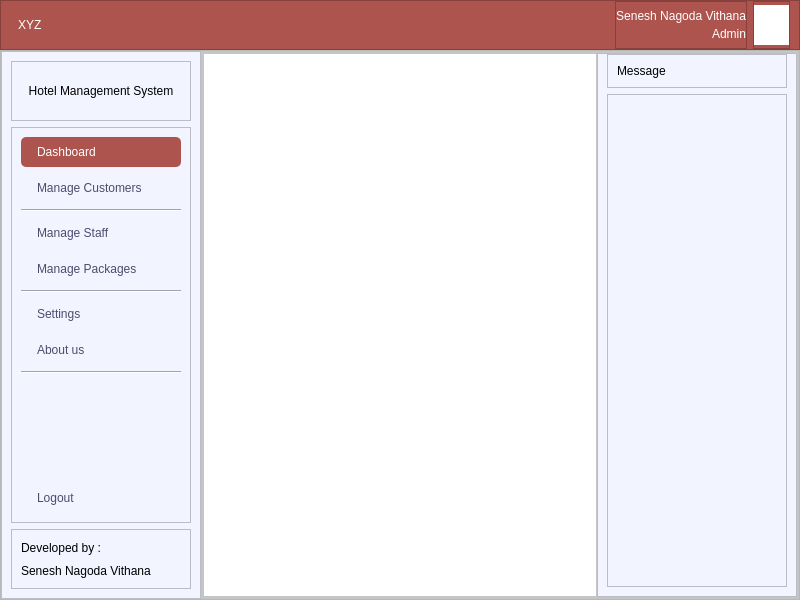
Before: the Qt Designer form application/admin_main/admin_main.ui in SeneshNV/XYZ-Hotel-Management, drawn with Qt 5.
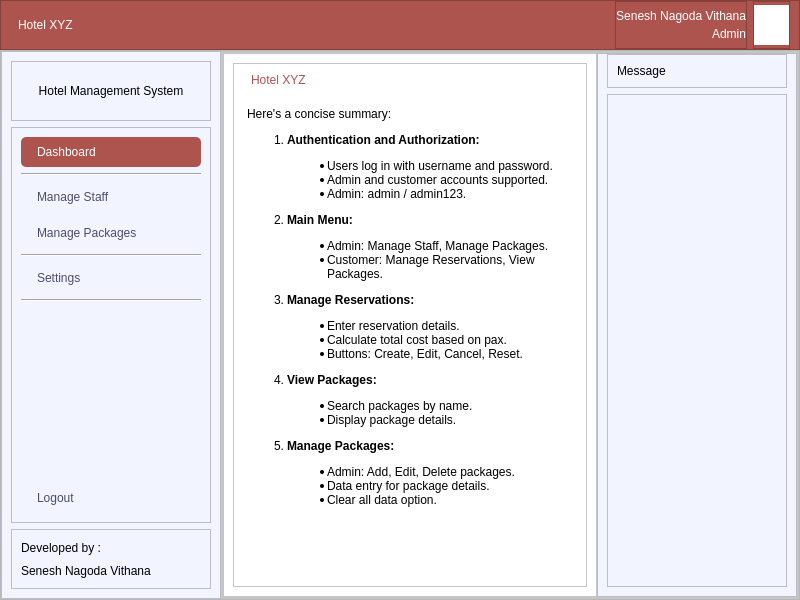
After: the same form once the commit is applied. Icons and pictures are not drawn.

What changed in the file:
```diff
--- a/application/admin_main/admin_main.ui
+++ b/application/admin_main/admin_main.ui
@@ -80,7 +80,7 @@
 margin-left:5px;</string>
          </property>
          <property name="text">
-          <string>XYZ</string>
+          <string>Hotel XYZ</string>
          </property>
         </widget>
        </item>
@@ -241,13 +241,13 @@
         <widget class="QFrame" name="frame_3">
          <property name="minimumSize">
           <size>
-           <width>200</width>
+           <width>220</width>
            <height>0</height>
           </size>
          </property>
          <property name="maximumSize">
           <size>
-           <width>200</width>
+           <width>220</width>
            <height>16777215</height>
           </size>
          </property>
@@ -365,20 +365,6 @@
                </property>
               </widget>
              </item>
-             <item>
-              <widget class="QPushButton" name="btn_mgt_customer">
-               <property name="text">
-                <string>Manage Customers</string>
-               </property>
-               <property name="icon">
-                <iconset resource="../../icon.qrc">
-                 <normaloff>:/newPrefix/icon/Report.svg</normaloff>:/newPrefix/icon/Report.svg</iconset>
-               </property>
-               <property name="checkable">
-                <bool>true</bool>
-               </property>
-              </widget>
-             </item>
              <item>
               <widget class="Line" name="line">
                <property name="orientation">
@@ -444,21 +430,6 @@
                </property>
               </widget>
              </item>
-             <item>
-              <widget class="QPushButton" name="btn_about_us">
-               <property name="text">
-                <string>About us</string>
-               </property>
-               <property name="icon">
-                <iconset resource="../../icon.qrc">
-                 <normaloff>:/newPrefix/icon/Feedback.svg</normaloff>
-                 <normalon>:/newPrefix/icon/Feedback_W.svg</normalon>:/newPrefix/icon/Feedback.svg</iconset>
-               </property>
-               <property name="checkable">
-                <bool>true</bool>
-               </property>
-              </widget>
-             </item>
              <item>
               <widget class="Line" name="line_3">
                <property name="orientation">
@@ -627,7 +598,92 @@
                   <property name="currentIndex">
                    <number>0</number>
                   </property>
-                  <widget class="QWidget" name="dashboard"/>
+                  <widget class="QWidget" name="dashboard">
+                   <layout class="QHBoxLayout" name="horizontalLayout_8">
+                    <item>
+                     <widget class="QFrame" name="frame_20">
+                      <property name="frameShape">
+                       <enum>QFrame::StyledPanel</enum>
+                      </property>
+                      <property name="frameShadow">
+                       <enum>QFrame::Raised</enum>
+                      </property>
+                      <layout class="QVBoxLayout" name="verticalLayout_13">
+                       <item>
+                        <widget class="QLabel" name="label_12">
+                         <property name="styleSheet">
+                          <string notr="true">font: 500 18pt &quot;ImPerfect23&quot;;
+color: rgb(174, 84, 79);
+margin-left:5px;</string>
+                         </property>
+                         <property name="text">
+                          <string>Hotel XYZ</string>
+                         </property>
+                        </widget>
+                       </item>
+                       <item>
+                        <spacer name="verticalSpacer_3">
+                         <property name="orientation">
+                          <enum>Qt::Vertical</enum>
+                         </property>
+                         <property name="sizeType">
+                          <enum>QSizePolicy::Minimum</enum>
+                         </property>
+                         <property name="sizeHint" stdset="0">
+                          <size>
+                           <width>20</width>
+                           <height>10</height>
+                          </size>
+                         </property>
+                        </spacer>
+                       </item>
+                       <item>
+                        <widget class="QTextBrowser" name="textBrowser">
+                         <property name="styleSheet">
+                          <string notr="true">font: 12pt &quot;Segoe UI&quot;;
+border:none;</string>
+                         </property>
+                         <property name="html">
+                          <string>&lt;!DOCTYPE HTML PUBLIC &quot;-//W3C//DTD HTML 4.0//EN&quot; &quot;http://www.w3.org/TR/REC-html40/strict.dtd&quot;&gt;
+&lt;html&gt;&lt;head&gt;&lt;meta name=&quot;qrichtext&quot; content=&quot;1&quot; /&gt;&lt;meta charset=&quot;utf-8&quot; /&gt;&lt;style type=&quot;text/css&quot;&gt;
+p, li { white-space: pre-wrap; }
+hr { height: 1px; border-width: 0; }
+li.unchecked::marker { content: &quot;\2610&quot;; }
+li.checked::marker { content: &quot;\2612&quot;; }
+&lt;/style&gt;&lt;/head&gt;&lt;body style=&quot; font-family:'Segoe UI'; font-size:12pt; font-weight:400; font-style:normal;&quot;&gt;
+&lt;p style=&quot; margin-top:12px; margin-bottom:12px; margin-left:0px; margin-right:0px; -qt-block-indent:0; text-indent:0px;&quot;&gt;&lt;span style=&quot; font-size:9pt;&quot;&gt;Here's a concise summary:&lt;/span&gt;&lt;/p&gt;
+&lt;ol style=&quot;margin-top: 0px; margin-bottom: 0px; margin-left: 0px; margin-right: 0px; -qt-list-indent: 1;&quot;&gt;
+&lt;li style=&quot; font-size:9pt;&quot; style=&quot; margin-top:12px; margin-bottom:12px; margin-left:0px; margin-right:0px; -qt-block-indent:0; text-indent:0px;&quot;&gt;&lt;span style=&quot; font-weight:700;&quot;&gt;Authentication and Authorization:&lt;/span&gt;
+&lt;ul style=&quot;margin-top: 0px; margin-bottom: 0px; margin-left: 0px; margin-right: 0px; -qt-list-indent: 2;&quot;&gt;
+&lt;li style=&quot; font-size:9pt;&quot; style=&quot; margin-top:0px; margin-bottom:0px; margin-left:0px; margin-right:0px; -qt-block-indent:0; text-indent:0px;&quot;&gt;Users log in with username and password.&lt;/li&gt;
+&lt;li style=&quot; font-size:9pt;&quot; style=&quot; margin-top:0px; margin-bottom:0px; margin-left:0px; margin-right:0px; -qt-block-indent:0; text-indent:0px;&quot;&gt;Admin and customer accounts supported.&lt;/li&gt;
+&lt;li style=&quot; font-size:9pt;&quot; style=&quot; margin-top:0px; margin-bottom:0px; margin-left:0px; margin-right:0px; -qt-block-indent:0; text-indent:0px;&quot;&gt;Admin: &lt;span style=&quot; font-family:'Courier New';&quot;&gt;admin&lt;/span&gt; / &lt;span style=&quot; font-family:'Courier New';&quot;&gt;admin123&lt;/span&gt;.&lt;/li&gt;&lt;/ul&gt;&lt;/li&gt;
+&lt;li style=&quot; font-size:9pt;&quot; style=&quot; margin-top:12px; margin-bottom:12px; margin-left:0px; margin-right:0px; -qt-block-indent:0; text-indent:0px;&quot;&gt;&lt;span style=&quot; font-weight:700;&quot;&gt;Main Menu:&lt;/span&gt;
+&lt;ul style=&quot;margin-top: 0px; margin-bottom: 0px; margin-left: 0px; margin-right: 0px; -qt-list-indent: 2;&quot;&gt;
+&lt;li style=&quot; font-size:9pt;&quot; style=&quot; margin-top:0px; margin-bottom:0px; margin-left:0px; margin-right:0px; -qt-block-indent:0; text-indent:0px;&quot;&gt;Admin: Manage Staff, Manage Packages.&lt;/li&gt;
+&lt;li style=&quot; font-size:9pt;&quot; style=&quot; margin-top:0px; margin-bottom:0px; margin-left:0px; margin-right:0px; -qt-block-indent:0; text-indent:0px;&quot;&gt;Customer: Manage Reservations, View Packages.&lt;/li&gt;&lt;/ul&gt;&lt;/li&gt;
+&lt;li style=&quot; font-size:9pt;&quot; style=&quot; margin-top:12px; margin-bottom:12px; margin-left:0px; margin-right:0px; -qt-block-indent:0; text-indent:0px;&quot;&gt;&lt;span style=&quot; font-weight:700;&quot;&gt;Manage Reservations:&lt;/span&gt;
+&lt;ul style=&quot;margin-top: 0px; margin-bottom: 0px; margin-left: 0px; margin-right: 0px; -qt-list-indent: 2;&quot;&gt;
+&lt;li style=&quot; font-size:9pt;&quot; style=&quot; margin-top:0px; margin-bottom:0px; margin-left:0px; margin-right:0px; -qt-block-indent:0; text-indent:0px;&quot;&gt;Enter reservation details.&lt;/li&gt;
+&lt;li style=&quot; font-size:9pt;&quot; style=&quot; margin-top:0px; margin-bottom:0px; margin-left:0px; margin-right:0px; -qt-block-indent:0; text-indent:0px;&quot;&gt;Calculate total cost based on pax.&lt;/li&gt;
+&lt;li style=&quot; font-size:9pt;&quot; style=&quot; margin-top:0px; margin-bottom:0px; margin-left:0px; margin-right:0px; -qt-block-indent:0; text-indent:0px;&quot;&gt;Buttons: Create, Edit, Cancel, Reset.&lt;/li&gt;&lt;/ul&gt;&lt;/li&gt;
+&lt;li style=&quot; font-size:9pt;&quot; style=&quot; margin-top:12px; margin-bottom:12px; margin-left:0px; margin-right:0px; -qt-block-indent:0; text-indent:0px;&quot;&gt;&lt;span style=&quot; font-weight:700;&quot;&gt;View Packages:&lt;/span&gt;
+&lt;ul style=&quot;margin-top: 0px; margin-bottom: 0px; margin-left: 0px; margin-right: 0px; -qt-list-indent: 2;&quot;&gt;
+&lt;li style=&quot; font-size:9pt;&quot; style=&quot; margin-top:0px; margin-bottom:0px; margin-left:0px; margin-right:0px; -qt-block-indent:0; text-indent:0px;&quot;&gt;Search packages by name.&lt;/li&gt;
+&lt;li style=&quot; font-size:9pt;&quot; style=&quot; margin-top:0px; margin-bottom:0px; margin-left:0px; margin-right:0px; -qt-block-indent:0; text-indent:0px;&quot;&gt;Display package details.&lt;/li&gt;&lt;/ul&gt;&lt;/li&gt;
+&lt;li style=&quot; font-size:9pt;&quot; style=&quot; margin-top:12px; margin-bottom:12px; margin-left:0px; margin-right:0px; -qt-block-indent:0; text-indent:0px;&quot;&gt;&lt;span style=&quot; font-weight:700;&quot;&gt;Manage Packages:&lt;/span&gt;
+&lt;ul style=&quot;margin-top: 0px; margin-bottom: 0px; margin-left: 0px; margin-right: 0px; -qt-list-indent: 2;&quot;&gt;
+&lt;li style=&quot; font-size:9pt;&quot; style=&quot; margin-top:0px; margin-bottom:0px; margin-left:0px; margin-right:0px; -qt-block-indent:0; text-indent:0px;&quot;&gt;Admin: Add, Edit, Delete packages.&lt;/li&gt;
+&lt;li style=&quot; font-size:9pt;&quot; style=&quot; margin-top:0px; margin-bottom:0px; margin-left:0px; margin-right:0px; -qt-block-indent:0; text-indent:0px;&quot;&gt;Data entry for package details.&lt;/li&gt;
+&lt;li style=&quot; font-size:9pt;&quot; style=&quot; margin-top:0px; margin-bottom:0px; margin-left:0px; margin-right:0px; -qt-block-indent:0; text-indent:0px;&quot;&gt;Clear all data option.&lt;/li&gt;&lt;/ul&gt;&lt;/li&gt;&lt;/ol&gt;&lt;/body&gt;&lt;/html&gt;</string>
+                         </property>
+                        </widget>
+                       </item>
+                      </layout>
+                     </widget>
+                    </item>
+                   </layout>
+                  </widget>
                   <widget class="QWidget" name="mgt_package">
                    <layout class="QVBoxLayout" name="verticalLayout_11">
                     <property name="spacing">
```
Left out of the diff: 2 changed lines with no effect on the pictures.
